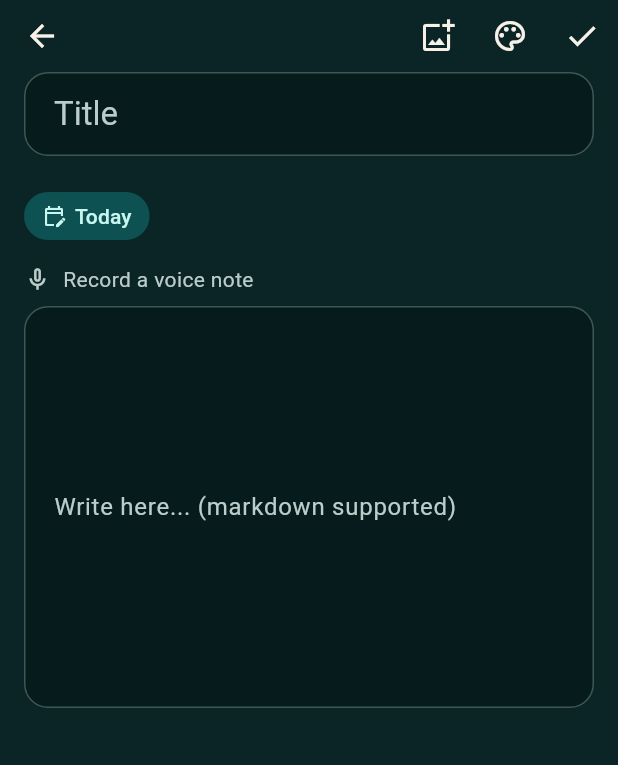
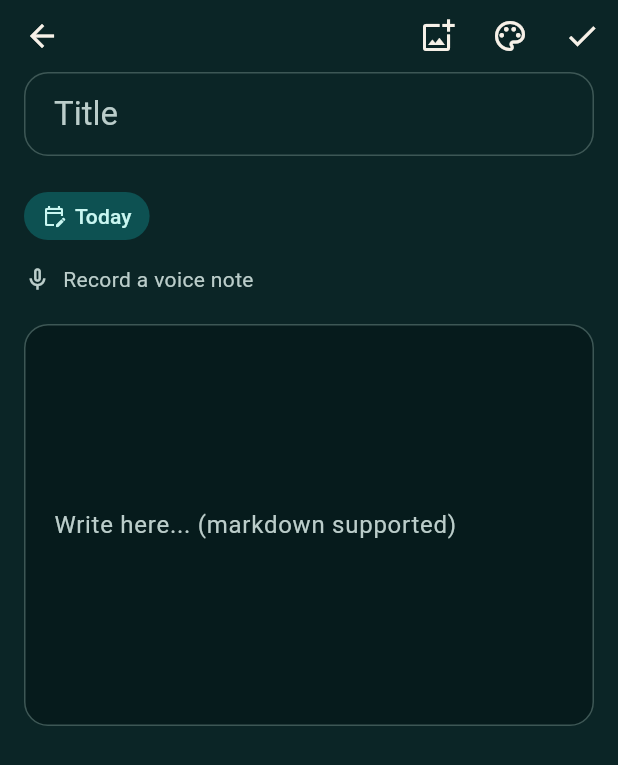
Before and after one commit to Lwb89dev/echoes, a Flutter app: the NoteEditorScreen screen opened directly, on a phone screen of 412 x 824 dp. Shown: the top 765 px of the screen. Run offline on Flutter 3.47's test engine with Material 3 defaults, Android fonts, the phone set to English and light mode, and no system bars; our stand-ins replace connectivity_plus, file_picker, flutter_markdown_plus, flutter_riverpod, flutter_secure_storage, hive_flutter and 2 more; missing offline and left inert: amberflutter, audio_waveforms, cryptography, dart_nostr, pointycastle, record; accounts and stored records are empty.

Commit message:
v0.4.6: drag-and-drop note reordering, fix short notes floating centred, keep coloured notes coloured while editing, opt-out timestamp prompt after recording, roomier voice-note button

```diff
--- a/lib/models/attachment.dart
+++ b/lib/models/attachment.dart
@@ -127,7 +127,10 @@ class Attachment {
   /// The other transition an [Attachment] goes through: the user manually
   /// (re)setting [recordedAt] on a voice note (see `_VoiceMessageBubble`'s
   /// long-press menu). Everything else about it is unchanged.
-  Attachment withRecordedAt(DateTime recordedAt) {
+  /// A copy with [recordedAt] set — or cleared, when passed null: the
+  /// timestamp is opt-in per recording (see the prompt shown right after one
+  /// is captured), so removing it has to be as expressible as setting it.
+  Attachment withRecordedAt(DateTime? recordedAt) {
     return Attachment(
       id: id,
       type: type,
--- a/lib/screens/note_editor_screen.dart
+++ b/lib/screens/note_editor_screen.dart
@@ -847,17 +847,70 @@ class _NoteEditorScreenState extends ConsumerState<NoteEditorScreen> {
     );
     setState(() {
       _attachments.add(attachment);
+      // Inserted at the caret, so a recording lands *inside* the text where
+      // it was taken rather than at the bottom — a lecture snippet sitting
+      // right under the paragraph it belongs to.
       if (!_isChecklist) _insertVoiceToken(attachment.id);
       _showRecorder = false;
+      // Surfaces the timestamp opt-out for this recording only; cleared as
+      // soon as the user answers it or records another (see [_justRecordedId]).
+      _justRecordedId = attachment.id;
       _synced = false;
     });
     _scheduleAutosave();
   }
 
+  /// The voice note recorded a moment ago, while its "keep the timestamp?"
+  /// prompt is still on screen. Transient and never persisted — the note
+  /// itself only stores whether [Attachment.recordedAt] is set.
+  String? _justRecordedId;
+
+  /// The prompt shown right under the recorder after a take: a single
+  /// checkbox, ticked by default, deciding whether this recording is stamped
+  /// with the moment it was captured. Shown at capture time because that is
+  /// when the answer is obvious — afterwards it's a long-press on the bubble,
+  /// which nobody discovers.
+  Widget _justRecordedPrompt(AppLocalizations l) {
+    final id = _justRecordedId;
+    if (id == null) return const SizedBox.shrink();
+    final index = _attachments.indexWhere((a) => a.id == id);
+    if (index == -1) return const SizedBox.shrink();
+
+    final recordedAt = _attachments[index].recordedAt;
+    final locale = Localizations.localeOf(context);
+    return Padding(
+      padding: const EdgeInsets.only(bottom: 4),
+      child: Row(
+        children: [
+          Checkbox(
+            value: recordedAt != null,
+            visualDensity: VisualDensity.compact,
+            onChanged: (checked) =>
+                _setAttachmentTimestamp(id, (checked ?? false) ? DateTime.now() : null),
+          ),
+          Expanded(
+            child: Text(
+              recordedAt == null
+                  ? l.addVoiceTimestampButton
+                  : Formatter.voiceTimestampLabel(recordedAt, locale),
+              style: Theme.of(context).textTheme.bodySmall,
+            ),
+          ),
+          IconButton(
+            icon: const Icon(Icons.close, size: 18),
+            tooltip: l.cancelButton,
+            visualDensity: VisualDensity.compact,
+            onPressed: () => setState(() => _justRecordedId = null),
+          ),
+        ],
+      ),
+    );
+  }
+
   /// Sets or edits a voice note's [Attachment.recordedAt] — the long-press
   /// menu on [_VoiceMessageBubble], defaulting to the moment recording
   /// stopped but freely editable to log it under a different time.
-  void _setAttachmentTimestamp(String attachmentId, DateTime timestamp) {
+  void _setAttachmentTimestamp(String attachmentId, DateTime? timestamp) {
     setState(() {
       final index = _attachments.indexWhere((a) => a.id == attachmentId);
       if (index == -1) return;
@@ -1195,6 +1248,12 @@ class _NoteEditorScreenState extends ConsumerState<NoteEditorScreen> {
           hintText: l.titleFieldLabel,
           hintStyle: color != null ? TextStyle(color: mutedTextColorOn(color.background)) : null,
           border: InputBorder.none,
+          // The title sits in the app bar, on top of the note's own colour
+          // (or the app surface). The app-wide filled input style would paint
+          // an opaque slab across it — right in a form, wrong for a title
+          // that should read as part of the note it belongs to.
+          filled: false,
+          isDense: true,
         ),
         style: Theme.of(context).textTheme.titleLarge?.copyWith(color: titleColor),
         cursorColor: titleColor,
@@ -1395,6 +1454,15 @@ class _NoteEditorScreenState extends ConsumerState<NoteEditorScreen> {
         primaryTextTheme: theme.primaryTextTheme.apply(bodyColor: onColor, displayColor: onColor),
         iconTheme: theme.iconTheme.copyWith(color: onColor),
         hintColor: mutedColor,
+        // The app-wide input theme fills every text field with an opaque
+        // surface colour. That is right on a normal screen and wrong here:
+        // on a coloured note it paints a pale slab behind the title and body
+        // while editing, so the note's own colour only shows around the
+        // edges. Editing a note should look like writing on the note.
+        inputDecorationTheme: theme.inputDecorationTheme.copyWith(
+          filled: false,
+          fillColor: Colors.transparent,
+        ),
       ),
       child: child,
     );
@@ -1434,6 +1502,11 @@ class _NoteEditorScreenState extends ConsumerState<NoteEditorScreen> {
               _voiceRecorderSlot(),
             ] else ...[
               _voiceRecorderSlot(),
+              _justRecordedPrompt(l),
+              // Breathing room between the recorder/formatting slot and the
+              // body: without it the record button sits right on top of the
+              // first line of text, close enough to look like part of it.
+              const SizedBox(height: 12),
               TextField(
                 controller: _bodyController,
                 decoration: InputDecoration(labelText: l.bodyFieldHint, border: InputBorder.none),
--- a/lib/utils/responsive.dart
+++ b/lib/utils/responsive.dart
@@ -32,7 +32,14 @@ class MaxWidthCenter extends StatelessWidget {
       alignment: alignment,
       child: ConstrainedBox(
         constraints: BoxConstraints(maxWidth: maxWidth),
-        child: child,
+        // `width: double.infinity` — i.e. "as wide as allowed", which inside
+        // the ConstrainedBox means min(available, maxWidth) — is what makes
+        // this a *max-width* container rather than a shrink-wrap one.
+        // Without it the child only takes its intrinsic width and [Align]
+        // then centres that narrow block: a short note or paragraph ended up
+        // floating in the middle of the screen instead of starting at the
+        // leading edge, which reads exactly like unwanted centring.
+        child: SizedBox(width: double.infinity, child: child),
       ),
     );
   }
--- a/pubspec.yaml
+++ b/pubspec.yaml
@@ -2,7 +2,7 @@ name: echoes
 description: "Echoes - offline-first note-taking app on the Nostr protocol."
 publish_to: 'none'
 
-version: 0.4.5+9
+version: 0.4.6+10
 
 environment:
   sdk: ^3.12.2
```
Also changed, not shown: lib/providers/note_order_provider.dart (added, +62 -0 lines), lib/screens/home_screen.dart (+39 -6 lines), lib/screens/widgets/reorderable_note.dart (added, +130 -0 lines), 3 other files.
